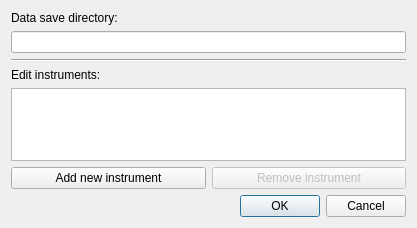
Qt form res/ui/editInstrumentsDialog.ui (Cardiff-CHFE/InstrumentControl) before a commit.
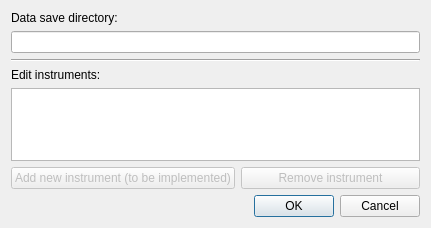
The same form after that commit.

Commit message:
Revert back to manually updating widgets
KeyValueModel is overkill for this task

What changed in the file:
```diff
--- a/res/ui/editInstrumentsDialog.ui
+++ b/res/ui/editInstrumentsDialog.ui
@@ -6,7 +6,7 @@
    <rect>
     <x>0</x>
     <y>0</y>
-    <width>417</width>
+    <width>431</width>
     <height>228</height>
    </rect>
   </property>
@@ -47,7 +47,7 @@
      <item>
       <layout class="QVBoxLayout" name="verticalLayout_2">
        <item>
-        <widget class="QListView" name="instrumentList">
+        <widget class="QListWidget" name="instrumentList">
          <property name="toolTip">
           <string>Double click instruments to edit them</string>
          </property>
@@ -63,11 +63,14 @@
         <layout class="QHBoxLayout" name="horizontalLayout_2">
          <item>
           <widget class="QPushButton" name="addInstrument">
+           <property name="enabled">
+            <bool>false</bool>
+           </property>
            <property name="toolTip">
             <string>Opens a dialog to configure a new instrument</string>
            </property>
            <property name="text">
-            <string>Add new instrument</string>
+            <string>Add new instrument (to be implemented)</string>
            </property>
           </widget>
          </item>
```
The commit also changes 7 other files.
